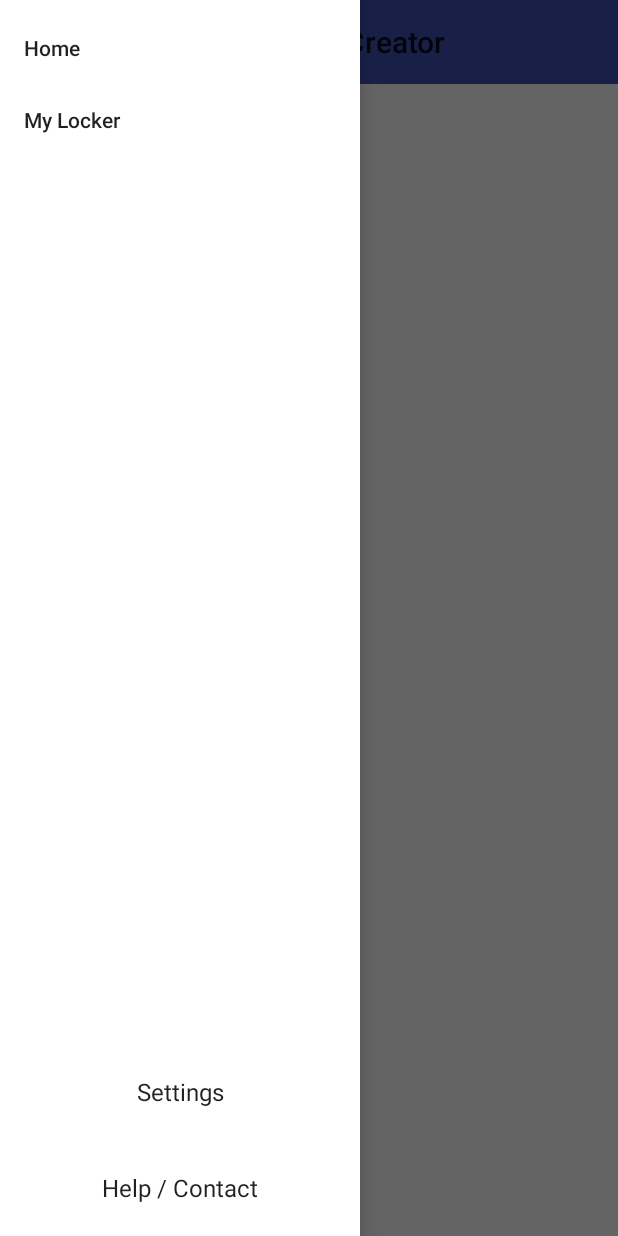
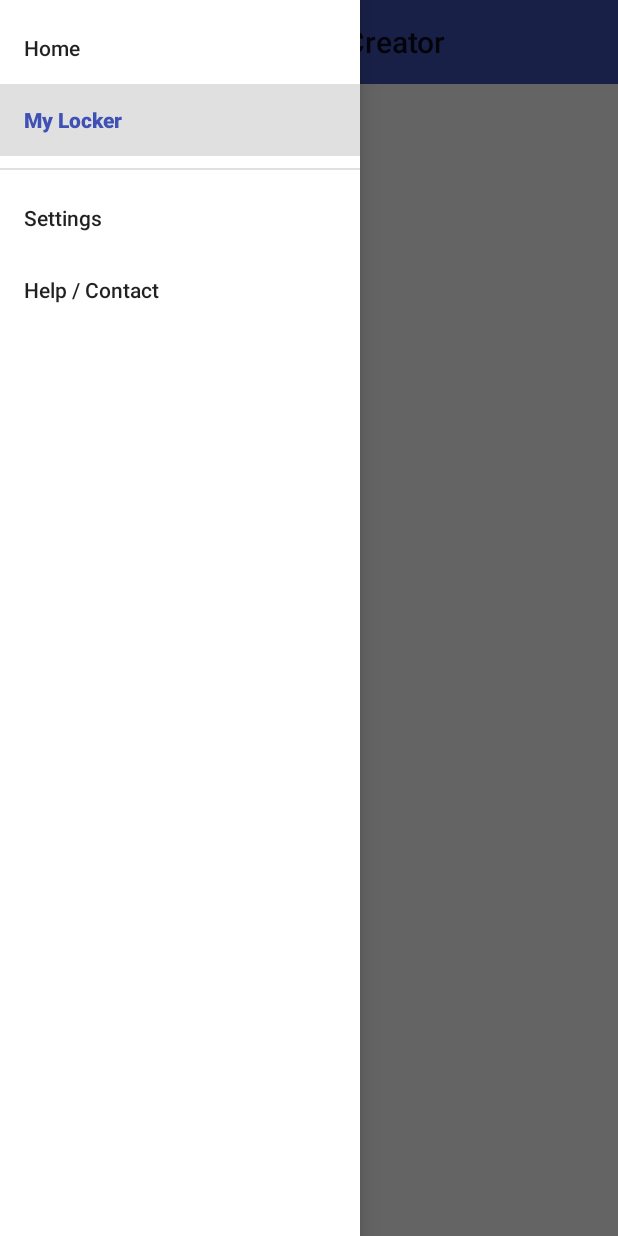
Before and after one commit to dconz13/Capstone-Project, an Android app: the screen it shows after launch (MainActivity), in the side drawer, after a tap on "My Locker", on a phone screen of 412 x 824 dp. Run offline under Robolectric (Android 15) with nearby library versions, the light colour scheme and no system bars.

Commit message:
Settings Activity Functioning
feat: Settings activity no longer crashes the app and should support other verisons of android
fix: Solved issue with Settings activity crashing
docs: none

```diff
--- a/app/src/main/java/com/conz13/d/strongpasswordcreator/MainActivity.java
+++ b/app/src/main/java/com/conz13/d/strongpasswordcreator/MainActivity.java
@@ -1,5 +1,7 @@
 package com.conz13.d.strongpasswordcreator;
 
+import android.content.Context;
+import android.content.Intent;
 import android.os.Bundle;
 import android.support.annotation.Nullable;
 import android.support.design.widget.NavigationView;
@@ -18,6 +20,7 @@ public class MainActivity extends AppCompatActivity {
 
     private DrawerLayout mDrawerLayout;
     private ActionBarDrawerToggle mDrawerToggle;
+    private final String LOG_TAG = MainActivity.class.getSimpleName();
 
     @Override
     protected void onCreate(@Nullable Bundle savedInstanceState) {
@@ -26,6 +29,8 @@ public class MainActivity extends AppCompatActivity {
 
         NavigationView navDrawer = (NavigationView) findViewById(R.id.nav_drawer);
         setUpNavigationDrawerListener(navDrawer);
+        //find out why this causes illegalargumentexception. why is child null view
+        //navDrawer.addHeaderView(findViewById(R.id.nav_drawer_header));
 
         mDrawerLayout = (DrawerLayout) findViewById(R.id.nav_drawer_layout);
         Toolbar tempToolbar = (Toolbar) findViewById(R.id.toolbar);
@@ -37,9 +42,12 @@ public class MainActivity extends AppCompatActivity {
         mDrawerLayout.setDrawerListener(mDrawerToggle);
 
         setSupportActionBar(tempToolbar);
-
-        getSupportActionBar().setDisplayHomeAsUpEnabled(true);
-        getSupportActionBar().setHomeButtonEnabled(true);
+        try {
+            getSupportActionBar().setDisplayHomeAsUpEnabled(true);
+            getSupportActionBar().setHomeButtonEnabled(true);
+        } catch(NullPointerException e){
+            Log.e(LOG_TAG, e.toString());
+        }
 
         if(savedInstanceState == null){
             getSupportFragmentManager().beginTransaction()
@@ -47,7 +55,6 @@ public class MainActivity extends AppCompatActivity {
                     .commit();
         }
     }
-
 
     @Override
     public void onBackPressed() {
@@ -75,6 +82,7 @@ public class MainActivity extends AppCompatActivity {
     }
 
     private void setUpNavigationDrawerListener(NavigationView navView) {
+        final Context context = getApplicationContext();
         navView.setNavigationItemSelectedListener(new NavigationView.OnNavigationItemSelectedListener() {
             @Override
             public boolean onNavigationItemSelected(MenuItem item) {
@@ -85,9 +93,18 @@ public class MainActivity extends AppCompatActivity {
                     case R.id.menu_locker:
                         Log.d("navItemSelected", "menu_locker");
                         return true;
+                    case R.id.menu_settings:
+                        startActivity(new Intent(context, SettingsActivity.class));
+                        Log.d("navItemSelected", "menu_settings");
+                        return true;
+                    case R.id.menu_help:
+                        Log.d("navItemSelected", "menu_help");
+                        return true;
+                    default:
+                        return false;
                 }
-                return false;
             }
         });
     }
+
 }
--- a/app/src/main/java/com/conz13/d/strongpasswordcreator/SettingsActivity.java
+++ b/app/src/main/java/com/conz13/d/strongpasswordcreator/SettingsActivity.java
@@ -6,7 +6,7 @@ import android.support.v7.app.AppCompatActivity;
 /**
  * Created by dillon on 4/17/16.
  */
-public class SettingsActivity extends AppCompatActivity{
+public class SettingsActivity extends AppCompatActivity {
 
     @Override
     protected void onCreate(Bundle savedInstanceState) {
@@ -14,7 +14,7 @@ public class SettingsActivity extends AppCompatActivity{
 
         if(savedInstanceState == null){
             getFragmentManager().beginTransaction()
-                    .replace(R.id.settings_content, new SettingsFragment())
+                    .replace(android.R.id.content, new SettingsFragment())
                     .commit();
         }
     }
--- a/app/src/main/java/com/conz13/d/strongpasswordcreator/SettingsFragment.java
+++ b/app/src/main/java/com/conz13/d/strongpasswordcreator/SettingsFragment.java
@@ -12,5 +12,8 @@ public class SettingsFragment extends PreferenceFragment{
         super.onCreate(savedInstanceState);
 
         addPreferencesFromResource(R.xml.preferences);
+        //Toolbar toolbar = (Toolbar)getActivity().findViewById(R.id.settings_toolbar);
+        //((AppCompatActivity)getActivity()).setSupportActionBar(toolbar);
+
     }
 }
--- a/app/src/main/res/layout/main_activity_layout.xml
+++ b/app/src/main/res/layout/main_activity_layout.xml
@@ -32,7 +32,7 @@
         android:fitsSystemWindows="true"
         app:menu="@menu/nav_menu">
 
-        <include layout="@layout/nav_drawer_settings_list_item" />
+        <!--<include layout="@layout/nav_drawer_header" />-->
 
     </android.support.design.widget.NavigationView>
 
--- a/app/src/main/res/layout/nav_drawer_settings_list_item.xml
+++ /dev/null
@@ -1,28 +0,0 @@
-<?xml version="1.0" encoding="utf-8"?>
-<LinearLayout xmlns:android="http://schemas.android.com/apk/res/android"
-    android:orientation="vertical" android:layout_width="match_parent"
-    android:layout_height="wrap_content"
-    android:id="@+id/nav_drawer_settings_items"
-    android:layout_gravity="bottom">
-    <!-- TODO: make this look like a regular menu item like in inbox -->
-    <TextView
-        android:id="@+id/settings_nav_button"
-        android:layout_width="match_parent"
-        android:layout_height="wrap_content"
-        android:minHeight="?attr/listPreferredItemHeight"
-        android:text="@string/settings"
-        android:gravity="center"
-        android:clickable="true"
-        android:textAppearance="?attr/textAppearanceLargePopupMenu"
-        android:background="?android:attr/selectableItemBackground"/>
-    <TextView
-        android:id="@+id/help_nav_button"
-        android:layout_width="match_parent"
-        android:layout_height="wrap_content"
-        android:minHeight="?attr/listPreferredItemHeight"
-        android:text="@string/help"
-        android:gravity="center"
-        android:clickable="true"
-        android:textAppearance="?attr/textAppearanceLargePopupMenu"
-        android:background="?android:attr/selectableItemBackground"/>
-</LinearLayout>
--- /dev/null
+++ b/app/src/main/res/layout/settings_toolbar.xml
@@ -0,0 +1,6 @@
+<?xml version="1.0" encoding="utf-8"?>
+<LinearLayout xmlns:android="http://schemas.android.com/apk/res/android"
+    android:orientation="vertical" android:layout_width="match_parent"
+    android:layout_height="wrap_content">
+
+</LinearLayout>
--- a/app/src/main/res/menu/nav_menu.xml
+++ b/app/src/main/res/menu/nav_menu.xml
@@ -2,6 +2,7 @@
 <menu xmlns:android="http://schemas.android.com/apk/res/android"
     xmlns:app="http://schemas.android.com/apk/res-auto">
 
+    <group android:id="@+id/options_group" android:checkableBehavior="single">
         <item android:title="@string/home"
             app:showAsAction="never"
             android:orderInCategory="1"
@@ -10,4 +11,16 @@
             app:showAsAction="never"
             android:orderInCategory="2"
             android:id="@+id/menu_locker"/>
+    </group>
+
+    <group android:id="@+id/settings_group" android:checkableBehavior="single">
+        <item android:title="@string/settings"
+            app:showAsAction="never"
+            android:orderInCategory="3"
+            android:id="@+id/menu_settings" />
+        <item android:title="@string/help"
+            app:showAsAction="never"
+            android:orderInCategory="4"
+            android:id="@+id/menu_help" />
+    </group>
 </menu>
--- /dev/null
+++ b/app/src/main/res/values-v14/styles.xml
@@ -0,0 +1,14 @@
+<?xml version="1.0" encoding="utf-8"?>
+<resources>
+
+    <!-- Settings theme -->
+    <style name="SettingsTheme" parent="Theme.AppCompat.Light.DarkActionBar">
+        <item name="actionBarStyle">@style/ActionBar.V14.StrongPassword.NoTitle</item>
+    </style>
+
+    <style name="ActionBar.V14.StrongPassword.NoTitle" parent="Widget.AppCompat.Light.ActionBar.Solid.Inverse">
+        <item name="background">@color/colorPrimary</item>
+        <item name="height">56dp</item>
+    </style>
+
+</resources>
--- /dev/null
+++ b/app/src/main/res/values-v21/styles.xml
@@ -0,0 +1,10 @@
+<?xml version="1.0" encoding="utf-8"?>
+<resources>
+
+    <!-- Settings theme -->
+    <style name="SettingsTheme" parent="Theme.AppCompat.Light.DarkActionBar">
+        <item name="colorPrimary">@color/colorPrimary</item>
+        <item name="android:statusBarColor">@color/colorPrimaryDark</item>
+    </style>
+
+</resources>
--- a/app/src/main/res/values/strings.xml
+++ b/app/src/main/res/values/strings.xml
@@ -4,6 +4,7 @@
     <string name="drawer_close">Close navigation drawer</string>
     <string name="settings">Settings</string>
     <string name="help">Help / Contact</string>
+    <string name="nav_header">Navigation drawer header image</string>
 
     <!-- Menu item strings -->
     <string name="home">Home</string>
--- a/app/src/main/res/values/styles.xml
+++ b/app/src/main/res/values/styles.xml
@@ -10,4 +10,9 @@
         <item name="colorAccent">@color/colorAccent</item>
     </style>
 
+    <!-- Settings theme -->
+    <style name="SettingsTheme" parent="Theme.AppCompat.Light.DarkActionBar">
+
+    </style>
+
 </resources>
--- a/app/src/main/res/xml/preferences.xml
+++ b/app/src/main/res/xml/preferences.xml
@@ -1,4 +1,8 @@
 <?xml version="1.0" encoding="utf-8"?>
 <PreferenceScreen xmlns:android="http://schemas.android.com/apk/res/android">
-
+    <CheckBoxPreference
+        android:key="temp"
+        android:title="temp check box"
+        android:summary="this is a check box"
+        android:defaultValue="True"/>
 </PreferenceScreen>
```
Also changed, not shown: app/src/main/AndroidManifest.xml (+8 -1 lines), app/src/main/res/layout/nav_drawer_header.xml (added, +10 -0 lines), app/src/main/res/layout/settings_activity_layout.xml (+21 -4 lines). Lines whose indentation alone changed are shown as unchanged.
